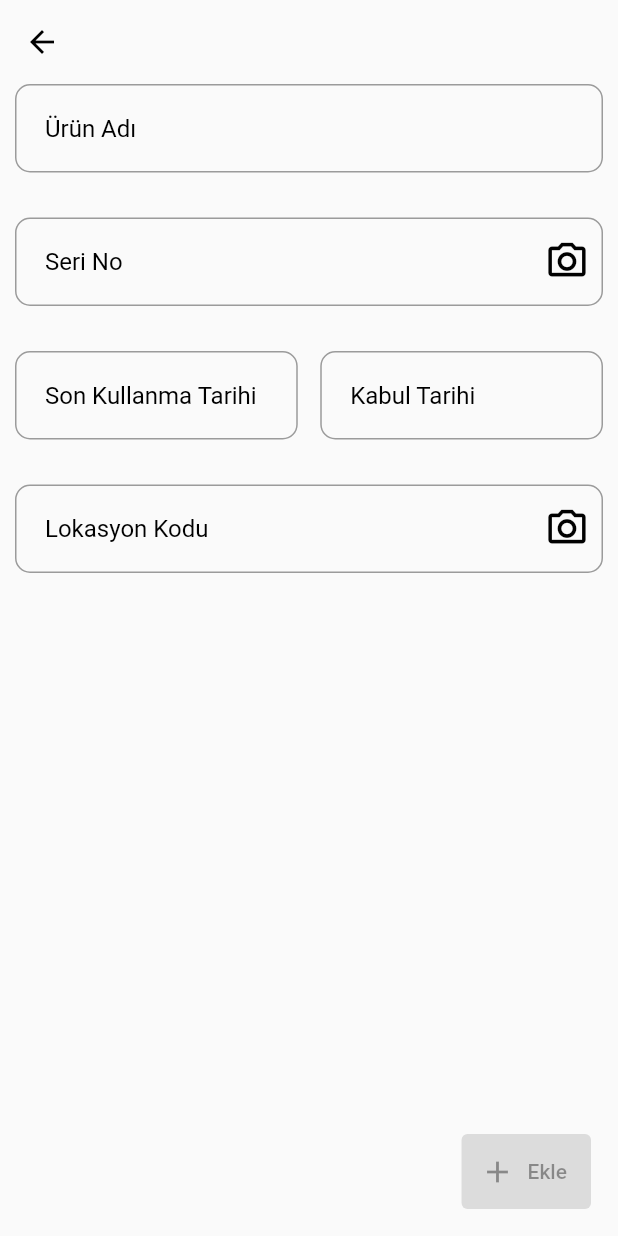
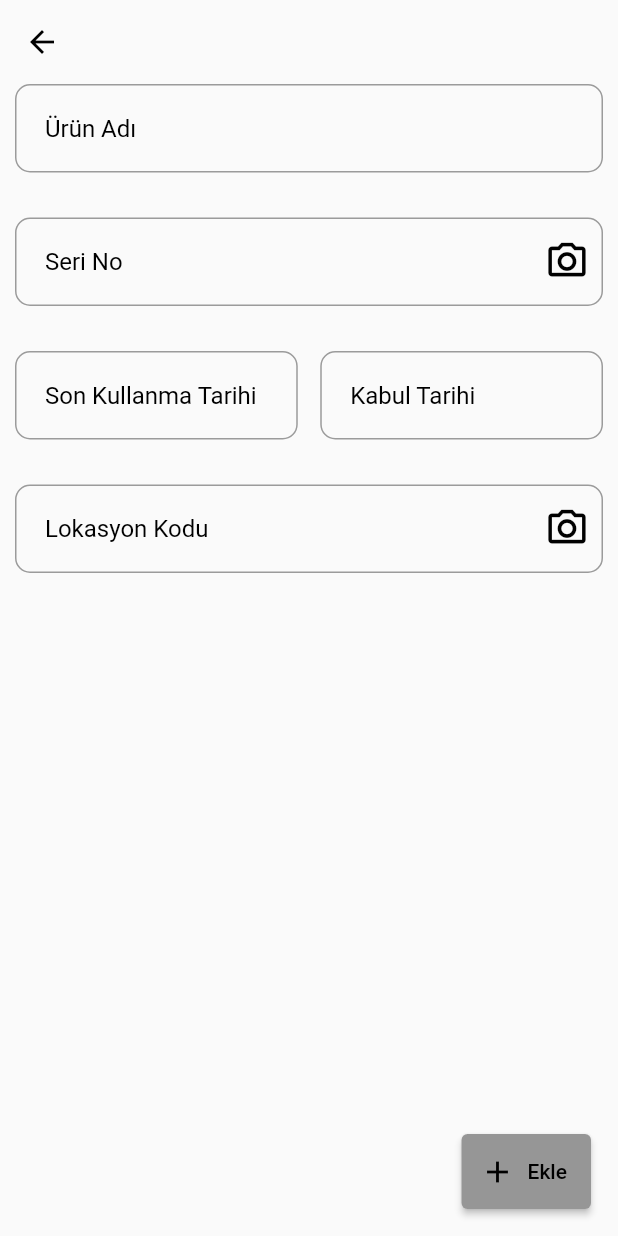
Before and after one commit to cemerenb/firebase_integrated_app, a Flutter app: the StartPage screen opened directly with empty values, after a tap on "Ürün Ekle", on a phone screen of 412 x 824 dp. Run offline on Flutter 3.47's test engine with Material 2 defaults, Android fonts, the phone set to English and light mode, and no system bars; our stand-ins replace cloud_firestore, firebase_auth, firebase_core, firebase_storage, flutter_secure_storage, image_picker and 1 more; missing offline and left inert: dart:ffi, flutter_barcode_scanner, flutter_randomcolor, pattern_formatter; accounts and stored records are empty; network calls fail.

Commit message:
Fixes for flutter upgrade

```diff
--- a/lib/pages/add_item.dart
+++ b/lib/pages/add_item.dart
@@ -1,4 +1,5 @@
 import 'dart:developer';
+import 'package:firebase_integrated_app/lists/lists.dart';
 import 'package:pattern_formatter/pattern_formatter.dart';
 import 'package:flutter/material.dart';
 import 'package:flutter_barcode_scanner/flutter_barcode_scanner.dart';
@@ -13,6 +14,7 @@ class AddItem extends StatefulWidget {
 class _AddItemState extends State<AddItem> {
   String? serialNoScanResult;
   String? locationScanResult;
+  final namecontroller = TextEditingController();
 
   @override
   Widget build(BuildContext context) {
@@ -23,6 +25,7 @@ class _AddItemState extends State<AddItem> {
           Padding(
             padding: const EdgeInsets.only(left: 10.0, right: 10),
             child: TextField(
+              controller: namecontroller,
               keyboardType: TextInputType.text,
               decoration: InputDecoration(
                   border: OutlineInputBorder(
@@ -154,18 +157,18 @@ class _AddItemState extends State<AddItem> {
                   contentPadding: const EdgeInsets.all(20.0)),
             ),
           ),
-          Spacer(),
+          const Spacer(),
           Row(
             children: [
-              Spacer(),
+              const Spacer(),
               Padding(
                 padding: const EdgeInsets.all(18.0),
                 child: SizedBox(
                   height: 50,
                   child: ElevatedButton.icon(
-                    onPressed: null,
-                    icon: Icon(Icons.add),
-                    label: Text('Ekle'),
+                    onPressed: () => itemList.add(namecontroller.text),
+                    icon: const Icon(Icons.add),
+                    label: const Text('Ekle'),
                   ),
                 ),
               ),
--- a/lib/pages/create_account_page.dart
+++ b/lib/pages/create_account_page.dart
@@ -34,7 +34,7 @@ class _CreateAccountPageState extends State<CreateAccountPage> {
             'Create Your Account',
             style: Theme.of(context)
                 .textTheme
-                .headline5
+                .headlineSmall
                 ?.copyWith(fontSize: 20, fontWeight: FontWeight.w600),
           ),
         ),
--- a/lib/pages/create_password_page.dart
+++ b/lib/pages/create_password_page.dart
@@ -29,7 +29,7 @@ class _CreatePasswordPageState extends State<CreatePasswordPage> {
           'Create Your Account',
           style: Theme.of(context)
               .textTheme
-              .headline5
+              .headlineSmall
               ?.copyWith(fontSize: 20, fontWeight: FontWeight.w600),
         ),
       ),
--- a/lib/pages/home_page.dart
+++ b/lib/pages/home_page.dart
@@ -16,7 +16,7 @@ class HomePage extends StatelessWidget {
             children: [
               Text(
                 'Welcome',
-                style: Theme.of(context).textTheme.headline2,
+                style: Theme.of(context).textTheme.displayMedium,
               ),
               const SizedBox(
                 height: 50,
--- a/lib/pages/starting_page.dart
+++ b/lib/pages/starting_page.dart
@@ -34,7 +34,7 @@ class _StartPageState extends State<StartPage> {
             snap: true,
             title: Text(
               "Ana Sayfa",
-              style: Theme.of(context).textTheme.headline5,
+              style: Theme.of(context).textTheme.headlineSmall,
             ),
             actions: [
               MaterialButton(
@@ -72,8 +72,8 @@ class _StartPageState extends State<StartPage> {
                                 borderRadius: BorderRadius.circular(20),
                                 color: const Color.fromARGB(255, 161, 161, 161),
                               ),
-                              child: Column(
-                                children: const [
+                              child: const Column(
+                                children: [
                                   Spacer(),
                                   Icon(
                                     Icons.add,
@@ -114,8 +114,8 @@ class _StartPageState extends State<StartPage> {
                                         width:
                                             MediaQuery.of(context).size.width /
                                                 4.9,
-                                        child: Column(
-                                          children: const [
+                                        child: const Column(
+                                          children: [
                                             Spacer(),
                                             Padding(
                                               padding: EdgeInsets.all(10.0),
@@ -141,8 +141,8 @@ class _StartPageState extends State<StartPage> {
                                         width:
                                             MediaQuery.of(context).size.width /
                                                 4.9,
-                                        child: Column(
-                                          children: const [
+                                        child: const Column(
+                                          children: [
                                             Spacer(),
                                             Icon(
                                               Icons.qr_code_2_outlined,
@@ -172,8 +172,8 @@ class _StartPageState extends State<StartPage> {
                                       height: 120,
                                       width: MediaQuery.of(context).size.width /
                                           2.3,
-                                      child: Column(
-                                        children: const [
+                                      child: const Column(
+                                        children: [
                                           Spacer(),
                                           Icon(
                                             Icons.camera_alt_outlined,
--- a/lib/pages/verify_email.dart
+++ b/lib/pages/verify_email.dart
@@ -68,7 +68,7 @@ class _EmailVerificationState extends State<EmailVerification> {
             'Verify Your Account',
             style: Theme.of(context)
                 .textTheme
-                .headline5
+                .headlineSmall
                 ?.copyWith(fontSize: 20, fontWeight: FontWeight.w600),
           )),
           body: Padding(
--- a/lib/utils/decoration.dart
+++ b/lib/utils/decoration.dart
@@ -15,7 +15,7 @@ class MainPageBoxStyle {
           child: Text(
             data,
             style:
-                Theme.of(context).textTheme.headline6?.copyWith(fontSize: 22),
+                Theme.of(context).textTheme.titleLarge?.copyWith(fontSize: 22),
           ),
         ),
         alignment: Alignment.topCenter,
```
Also changed, not shown: lib/lists/lists.dart (+89 -0 lines), lib/main.dart (+24 -2 lines), pubspec.lock, 1 other file.
